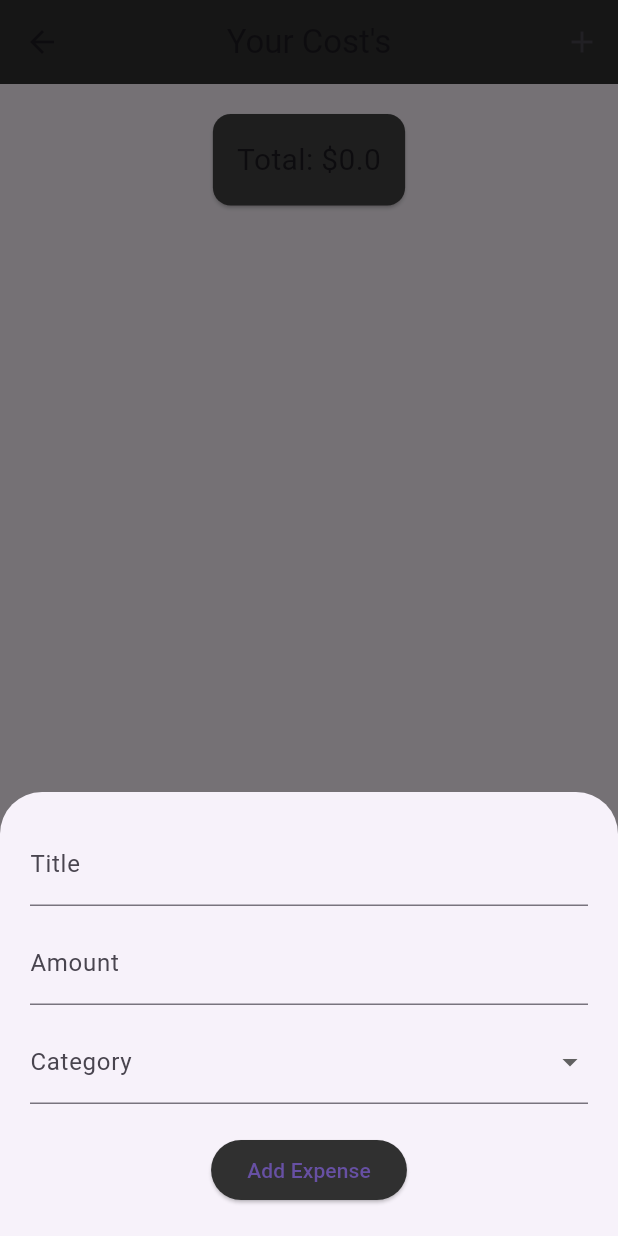
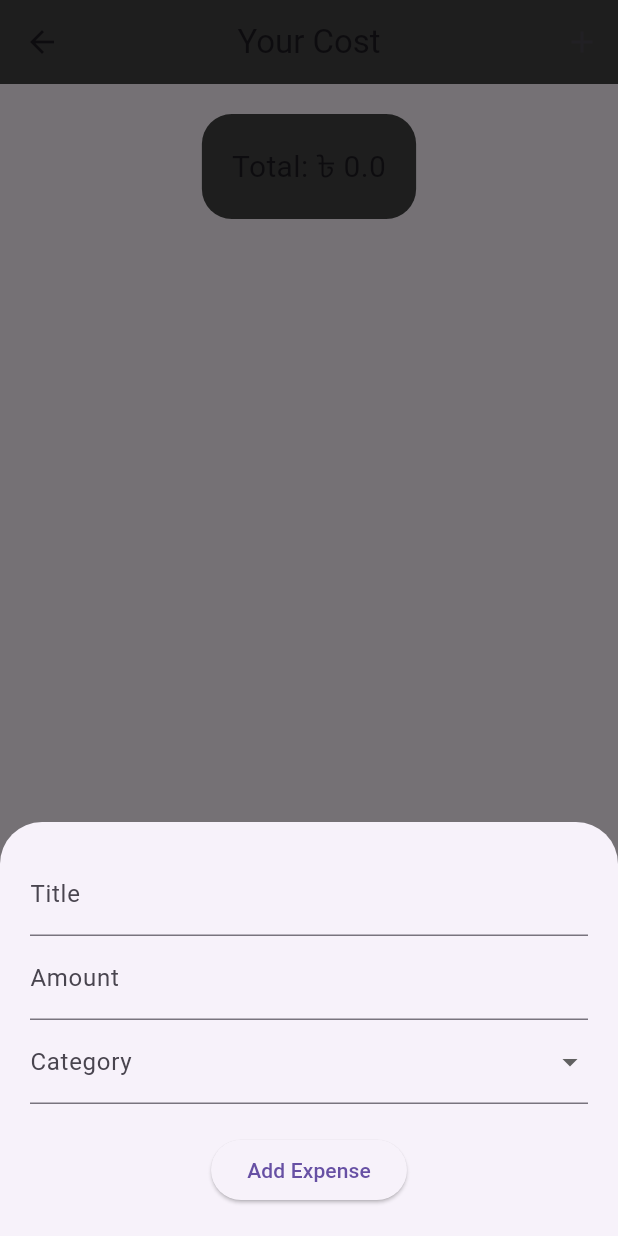
Before and after one commit to monabbir1/ostad_practice-, a Flutter app: the Expesetrakar screen opened directly, after a tap on the "add" icon, on a phone screen of 412 x 824 dp. Run offline on Flutter 3.47's test engine with Material 3 defaults, Android fonts, the phone set to English and light mode, and no system bars.

```diff
--- a/lib/expeseTrakar.dart
+++ b/lib/expeseTrakar.dart
@@ -1,7 +1,7 @@
 import 'package:flutter/cupertino.dart';
 import 'package:flutter/material.dart';
+import 'package:intl/intl.dart';
 import 'package:ostad_prac/Widget/expence.dart';
-import 'package:intl/intl.dart';
 
 class Expesetrakar extends StatefulWidget {
   const Expesetrakar({super.key});
@@ -11,22 +11,15 @@ class Expesetrakar extends StatefulWidget {
 }
 
 class _ExpesetrakarState extends State<Expesetrakar> {
-  final List<Expense> _expense = [];
-  final List<String> _category = ['Food','Transport','Entertainment','Gym'];
+  List<Expense> _expense = [];
+  List<String> _category = ['Food','Entertainment','Bill','Others'];
   double _total = 0;
 
-  void _addExpense(String title,double amount,DateTime date,String category){
+  void _addExpense(String title, double amount, DateTime date, String category){
     setState(() {
       _expense.add(Expense(title: title, amount: amount, date: date, category: category));
       _total += amount;
     });
-}
-
-
- void MySnackbar(message,context){
-    ScaffoldMessenger.of(context).showSnackBar(
-      SnackBar(content: Text(message))
-    );
   }
   void _deleteExpense(int index){
     setState(() {
@@ -35,11 +28,12 @@ class _ExpesetrakarState extends State<Expesetrakar> {
     });
   }
 
-  void _showForm(BuildContext context){
+  void _showFrom(BuildContext context){
     TextEditingController _titleController = TextEditingController();
     TextEditingController _amountController = TextEditingController();
     String selectedCategory = _category.first;
-    DateTime selectedDate = DateTime.now();
+    DateTime selectedTime = DateTime.now();
+
     showModalBottomSheet(context: context,
         builder: (_){
       return Padding(
@@ -51,90 +45,87 @@ class _ExpesetrakarState extends State<Expesetrakar> {
               controller: _titleController,
               decoration: InputDecoration(
               labelText: 'Title'
-              ),
-            ),
-            SizedBox(height: 10,),
+            ),),
             TextFormField(
               controller: _amountController,
-              keyboardType: TextInputType.number,
               decoration: InputDecoration(
               labelText: 'Amount'
-              ),
-            ),
-            SizedBox(height: 10,),
-            DropdownButtonFormField(items: _category.map((category)=>DropdownMenuItem(value: category,child: Text(category))).toList(),
-                onChanged: (value)=>selectedCategory =value!,
-            decoration: InputDecoration(labelText: 'Category'),
-            ),
+            ),),
+
+            DropdownButtonFormField(items: _category.map((category)=>DropdownMenuItem(value: category,child: Text(category),)).toList() ,
+                onChanged:(value)=> selectedCategory =value! ,decoration: InputDecoration(labelText: 'Category'),),
+
             SizedBox(height: 20,),
             ElevatedButton(onPressed: (){
               Navigator.pop(context);
-              if(_titleController.text.isEmpty || double.tryParse(_amountController.text) == null ) {
-                 MySnackbar('Empty value not allow', context);
+              if(_titleController.text.isEmpty || double.tryParse(_amountController.text) == null){
+
               }
-              _addExpense(_titleController.text, double.parse(_amountController.text), selectedDate, selectedCategory);
+              _addExpense(_titleController.text, double.parse(_amountController.text), selectedTime, selectedCategory);
               _titleController.clear();
               _amountController.clear();
-            },
-                style: ElevatedButton.styleFrom(
-                  backgroundColor: Colors.grey[850]
-                ),
-                child: Text('Add Expense'))
+            }, child: Text("Add Expense"))
           ],
         ),
       );
         });
   }
 
+
+
   @override
   Widget build(BuildContext context) {
     return Scaffold(
-      appBar: AppBar(
+      appBar: AppBar(title: Text('Your Cost'),
+      backgroundColor: Colors.grey[800],
         centerTitle: true,
-        backgroundColor: Colors.grey[850],
-        title: Text("Your Cost's"),
         actions: [
-        IconButton(onPressed: ()=>_showForm(context), icon: Icon(Icons.add))
+          IconButton(onPressed: ()=>_showFrom(context), icon: Icon(Icons.add))
         ],
       ),
-      body: Column(
+
+      body: Center(
+        child: Column(
           children: [
-          Center(
-            child: Card(
-              margin: EdgeInsets.all(20),
+            Padding(
+              padding: const EdgeInsets.all(20),
+              child: Container(
+                decoration: BoxDecoration(
                     color: Colors.grey[800],
-              child: Padding(
-                padding: const EdgeInsets.all(16),
-                child: Text("Total: \$${_total}",style: TextStyle(fontSize: 20),),
+                    borderRadius: BorderRadius.circular(20)
+                ),
+                padding: EdgeInsets.all(20),
+                child: Text('Total: \৳ ${_total}',style: TextStyle(fontSize: 20),),
               ),
             ),
-          ),
-          SizedBox(height: 10,),
+
             Expanded(
               child: ListView.builder(
                   itemCount: _expense.length,
-                itemBuilder: (context,index){
-                  return Dismissible(
-                    key: Key(_expense[index].hashCode.toString()),
-                    background: Container(color: Colors.red,),
-                    onDismissed: (direction)=>_deleteExpense(index),
-                    child: Card(
-                      child: ListTile(
-                        leading: CircleAvatar(backgroundColor: Colors.blueAccent,
-                        child: Text(_expense[index].category),),
+                  itemBuilder: (context, index){
+                    return Card(
+                      child: Column(
+                        children: [
+                          ListTile(
+                            leading: CircleAvatar(
+                              backgroundColor: Colors.grey[900],
+                              child: Text(_expense[index].category),
+                            ),
                             title: Text(_expense[index].title),
-                        subtitle: Text(
-                            DateFormat.yMMMd().format(_expense[index].date)),
-                        trailing: Text(_expense[index].amount.toString(),style: TextStyle(fontSize: 15),),
+                            subtitle: Text(DateFormat.yMMMd().format(_expense[index].date )),
+                            trailing: Text(_expense[index].amount.toString()),
                           ),
-
+                        ],
                       ),
                     );
                   }),
             )
           ],
         ),
-      floatingActionButton: FloatingActionButton(onPressed: ()=>_showForm(context),child: Icon(Icons.add),backgroundColor: Colors.grey[850],),
+      ),
+      floatingActionButton: FloatingActionButton(onPressed: ()=>_showFrom(context),
+        backgroundColor: Colors.grey[800],
+        child: Icon(Icons.add),),
     );
   }
 }
```
Lines whose indentation alone changed are shown as unchanged.
